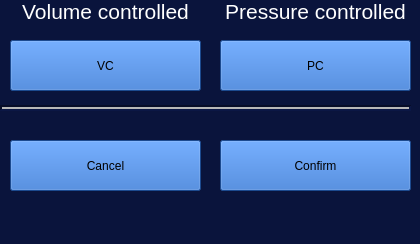
ParanoidAndroid-42/Ventilator_GUI, file raspberry_pi/modes.ui: the form before one commit.
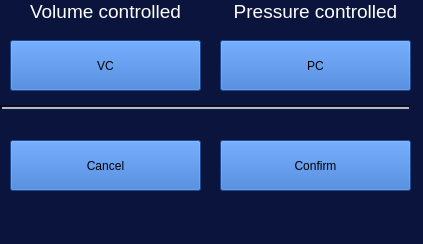
The form after the commit.

Diff of the .ui file:
```diff
--- a/raspberry_pi/modes.ui
+++ b/raspberry_pi/modes.ui
@@ -6,7 +6,7 @@
    <rect>
     <x>0</x>
     <y>0</y>
-    <width>420</width>
+    <width>423</width>
     <height>244</height>
    </rect>
   </property>
@@ -134,7 +134,7 @@
      <string notr="true">color: rgb(255, 255, 255);</string>
     </property>
     <property name="text">
-     <string>&lt;html&gt;&lt;head/&gt;&lt;body&gt;&lt;p align=&quot;center&quot;&gt;&lt;span style=&quot; font-size:16pt;&quot;&gt;Volume controlled&lt;/span&gt;&lt;/p&gt;&lt;/body&gt;&lt;/html&gt;</string>
+     <string>&lt;html&gt;&lt;head/&gt;&lt;body&gt;&lt;p align=&quot;center&quot;&gt;&lt;span style=&quot; font-size:14pt;&quot;&gt;Volume controlled&lt;/span&gt;&lt;/p&gt;&lt;/body&gt;&lt;/html&gt;</string>
     </property>
    </widget>
    <widget class="QPushButton" name="PC">
@@ -190,7 +190,7 @@
      <string notr="true">color: rgb(255, 255, 255);</string>
     </property>
     <property name="text">
-     <string>&lt;html&gt;&lt;head/&gt;&lt;body&gt;&lt;p align=&quot;center&quot;&gt;&lt;span style=&quot; font-size:16pt;&quot;&gt;Pressure controlled&lt;/span&gt;&lt;/p&gt;&lt;/body&gt;&lt;/html&gt;</string>
+     <string>&lt;html&gt;&lt;head/&gt;&lt;body&gt;&lt;p align=&quot;center&quot;&gt;&lt;span style=&quot; font-size:14pt;&quot;&gt;Pressure controlled&lt;/span&gt;&lt;/p&gt;&lt;/body&gt;&lt;/html&gt;</string>
     </property>
    </widget>
    <widget class="Line" name="line_6">
```
Left out of the diff: 2 changed lines with no effect on the pictures.
